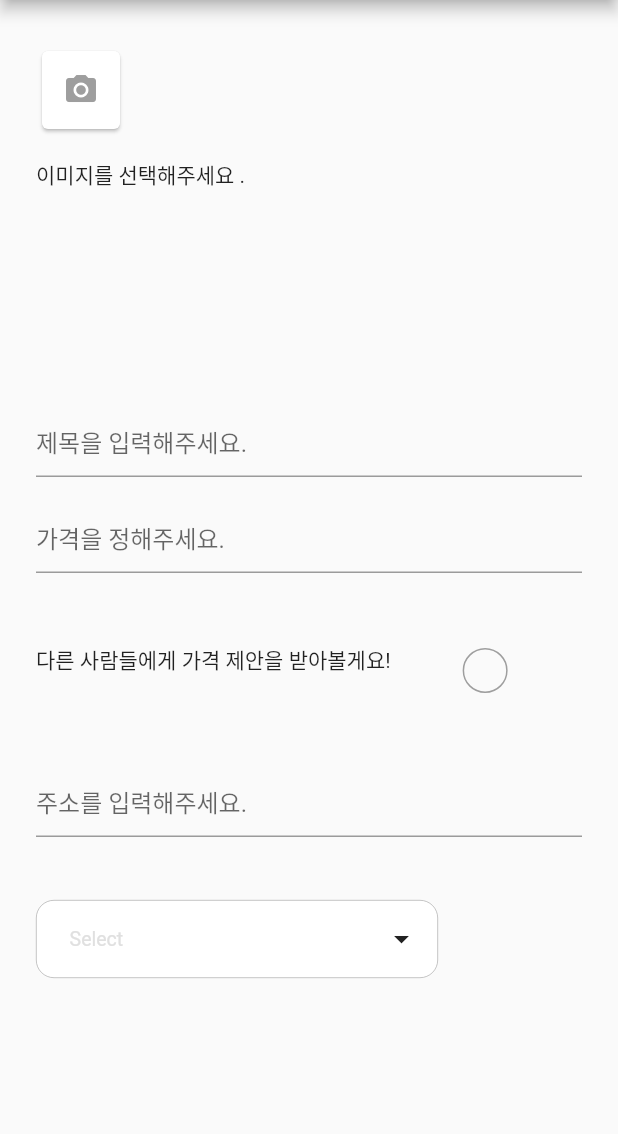
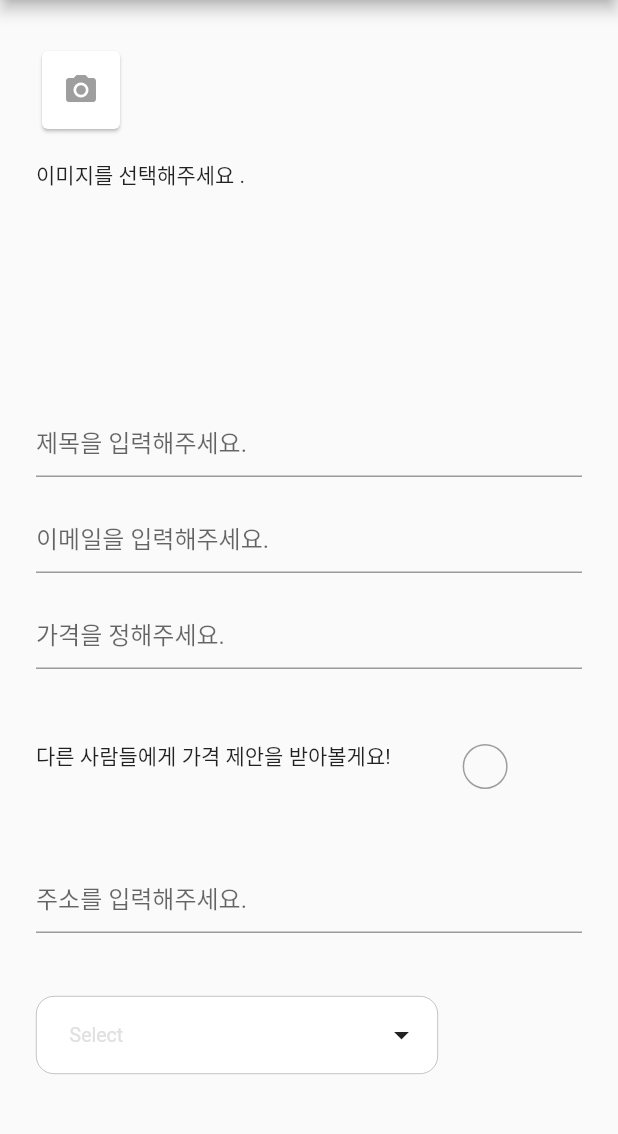
Before and after one commit to hyunho4532/FlutterTooMaket, a Flutter app: the ProductInsertScreen screen opened directly, after a tap on the "camera alt" icon, on a phone screen of 412 x 824 dp, the part 84-1218 px from its top. Run offline on Flutter 3.47's test engine with Material 2 defaults, Android fonts, the phone set to English and light mode, and no system bars; drawn by our look-alikes of multi_dropdown, roundcheckbox; our stand-ins replace animated_bottom_navigation_bar, animated_text_kit, cached_network_image, circular_profile_avatar, cloud_firestore, firebase_auth and 6 more; missing offline and left inert: animated_floating_buttons, image_picker_platform_interface, material_text_fields, pretty_button; accounts and stored records are empty; network calls fail.

```diff
--- a/lib/screens/product/product_insert_screen.dart
+++ b/lib/screens/product/product_insert_screen.dart
@@ -1,8 +1,7 @@
 import 'dart:io';
 
-import 'package:cloud_firestore/cloud_firestore.dart';
 import 'package:customer_manager/repository/product_repository.dart';
-import 'package:customer_manager/widgets/product/ref/build_product_image.dart';
+import 'package:firebase_auth/firebase_auth.dart';
 import 'package:firebase_storage/firebase_storage.dart';
 import 'package:flutter/material.dart';
 import 'package:image_picker/image_picker.dart';
@@ -25,8 +24,11 @@ class _ProductInsertScreenState extends State<ProductInsertScreen> {
   bool? isChecked = false;
 
   final TextEditingController _titleController = TextEditingController();
+  final TextEditingController _emailController = TextEditingController();
   final TextEditingController _priceController = TextEditingController();
   final TextEditingController _addressController = TextEditingController();
+
+  final auth = FirebaseAuth.instance;
 
   final ProductRepository _productRepository = ProductRepository();
 
@@ -50,6 +52,21 @@ class _ProductInsertScreenState extends State<ProductInsertScreen> {
     setState(() {
       _image = pickedFile;
     });
+  }
+
+  @override
+  void initState() {
+    super.initState();
+    getUserEmail();
+  }
+
+  void getUserEmail() async {
+    User? user = auth.currentUser;
+
+    if (user != null) {
+      String email = user.email ?? "";
+      _emailController.text = email;
+    }
   }
 
   @override
@@ -136,6 +153,17 @@ class _ProductInsertScreenState extends State<ProductInsertScreen> {
                 decoration: const InputDecoration (
                   hintText: '제목을 입력해주세요.',
                 ),
+              ),
+            ),
+
+            Padding (
+              padding: const EdgeInsets.only(left: 24.0, top: 16.0, right: 24.0),
+              child: TextFormField (
+                controller: _titleController,
+                decoration: const InputDecoration (
+                  hintText: '이메일을 입력해주세요.',
+                ),
+
               ),
             ),
 
--- a/lib/widgets/login/login_screen.dart
+++ b/lib/widgets/login/login_screen.dart
@@ -39,6 +39,8 @@ class _LoginScreenState extends State<LoginScreen> {
           BuildRegisterFinishButton (
             emailTextController: _emailTextController,
             passwordTextController: _passwordTextController,
+            addressValues: "",
+            nicknameTextController: _emailTextController,
             isRegisterSelected: false,
             isLoginSelected: isLoginSelected,
           ),
```
Also changed, not shown: lib/model/user.dart (added, +27 -0 lines), lib/repository/user_repository.dart (added, +17 -0 lines), lib/screens/product/product_detail_screen.dart (+51 -8 lines), lib/services/auth/firebaseAuth.dart (+7 -1 lines), lib/widgets/register/ref/button/build_register_finish_button.dart (+9 -2 lines), lib/widgets/register/register_screen.dart (+33 -2 lines), lib/controller/user_controller.dart (added).
